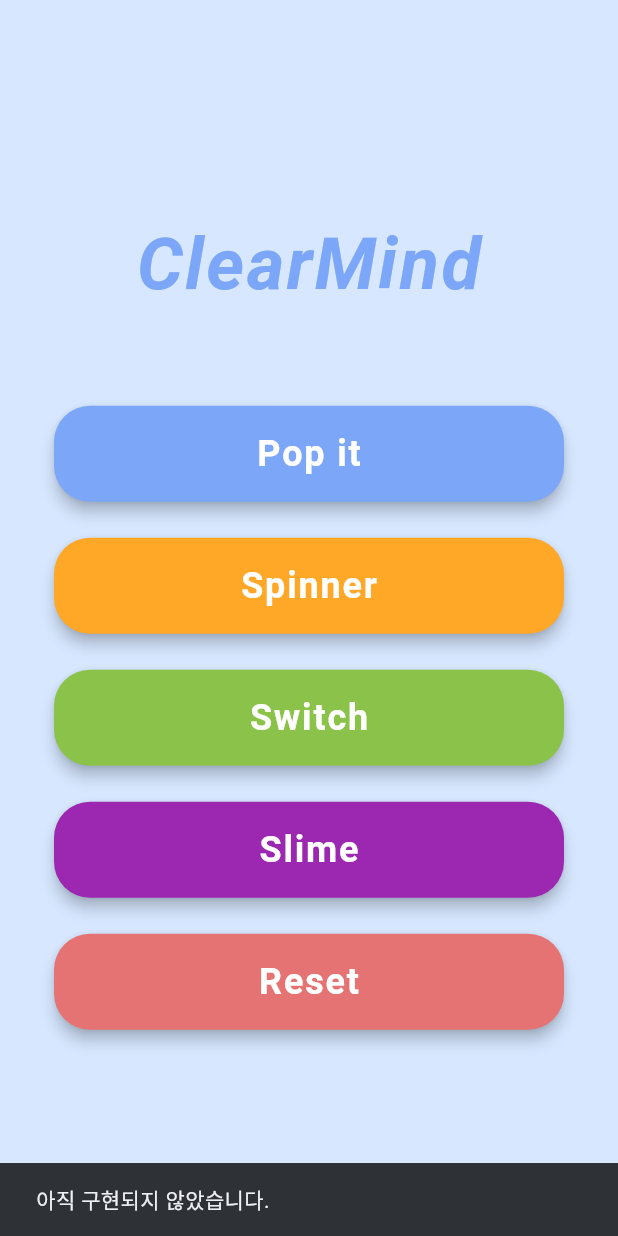
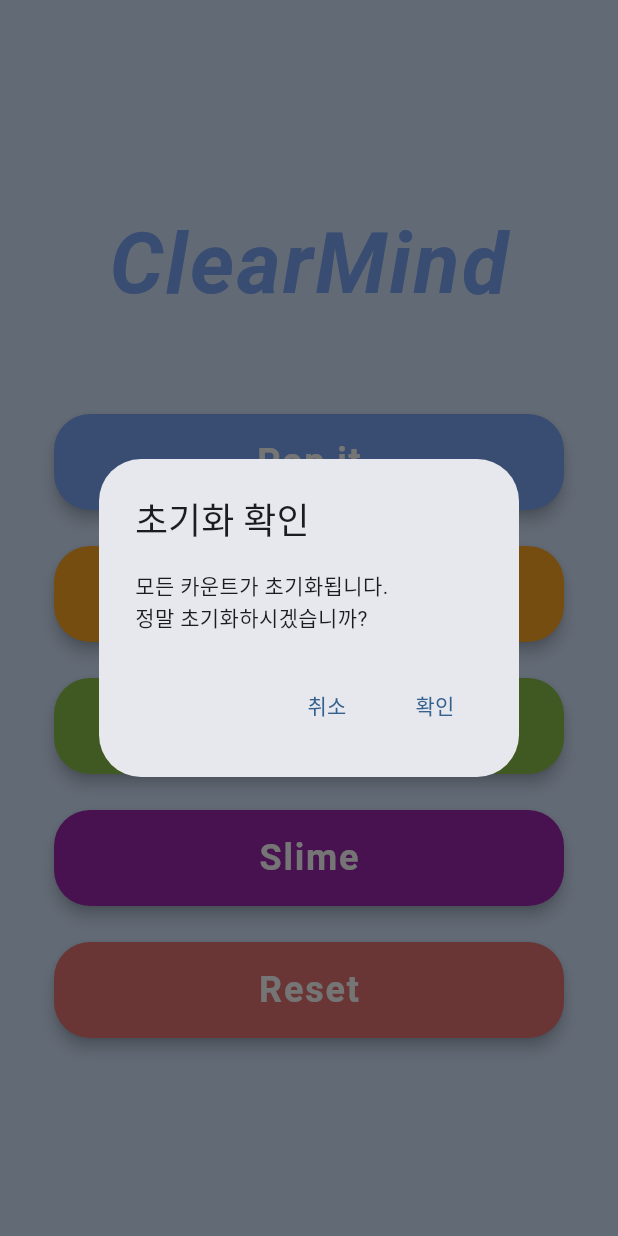
Before and after one commit to smg-927/ClearMind_mobileprogramming_finaltask, a Flutter app: the screen it shows after launch, after a tap on "Reset", on a phone screen of 412 x 824 dp. Run offline on Flutter 3.47's test engine with Material 3 defaults, Android fonts, the phone set to English and light mode, and no system bars; our stand-ins replace audioplayers, shared_preferences; Roboto replaces fonts that are missing (IM_Hyemin).

Commit message:
막바지 수정

```diff
--- a/clearmind/lib/main.dart
+++ b/clearmind/lib/main.dart
@@ -1,8 +1,10 @@
 import 'package:flutter/material.dart';
+import 'package:shared_preferences/shared_preferences.dart';
 import 'screens/pop_it_screen.dart';
 import 'screens/spinner_screen.dart';
 import 'screens/switch_screen.dart';
 import 'screens/slime_screen.dart';
+import 'screens/settings_screen.dart';
 
 void main() {
   runApp(const ClearMindApp());
@@ -14,13 +16,15 @@ class ClearMindApp extends StatelessWidget {
   @override
   Widget build(BuildContext context) {
     return MaterialApp(
-      title: 'ClearMind',
+      title: 'Clend',
+      debugShowCheckedModeBanner: false,
       theme: ThemeData(
         colorScheme: ColorScheme.fromSeed(
           seedColor: Colors.blue,
           brightness: Brightness.light,
         ),
         useMaterial3: true,
+        fontFamily: 'IM_Hyemin',
       ),
       darkTheme: ThemeData(
         colorScheme: ColorScheme.fromSeed(
@@ -28,14 +32,51 @@ class ClearMindApp extends StatelessWidget {
           brightness: Brightness.dark,
         ),
         useMaterial3: true,
+        fontFamily: 'IM_Hyemin',
       ),
-      home: const HomePage(),
+      home: const MainHomePage(),
     );
   }
 }
 
-class HomePage extends StatelessWidget {
-  const HomePage({super.key});
+class MainHomePage extends StatelessWidget {
+  const MainHomePage({super.key});
+
+  Future<void> _resetAllCounts(BuildContext context) async {
+    final confirmed = await showDialog<bool>(
+      context: context,
+      builder:
+          (context) => AlertDialog(
+            title: const Text('초기화 확인'),
+            content: const Text('모든 카운트가 초기화됩니다.\n정말 초기화하시겠습니까?'),
+            actions: [
+              TextButton(
+                onPressed: () => Navigator.pop(context, false),
+                child: const Text('취소'),
+              ),
+              TextButton(
+                onPressed: () => Navigator.pop(context, true),
+                child: const Text('확인'),
+              ),
+            ],
+          ),
+    );
+    if (confirmed == true) {
+      final prefs = await SharedPreferences.getInstance();
+      await prefs.remove('popit_count');
+      await prefs.remove('spinner_count');
+      await prefs.remove('switch_count');
+      await prefs.remove('slime_count');
+      if (context.mounted) {
+        ScaffoldMessenger.of(context).showSnackBar(
+          const SnackBar(
+            content: Text('모든 카운트가 초기화되었습니다.'),
+            duration: Duration(seconds: 2),
+          ),
+        );
+      }
+    }
+  }
 
   @override
   Widget build(BuildContext context) {
@@ -49,9 +90,9 @@ class HomePage extends StatelessWidget {
               const SizedBox(height: 48),
               Text(
                 'ClearMind',
-                style: TextStyle(
+                style: const TextStyle(
                   color: Color(0xFF7CA6F7),
-                  fontSize: 48,
+                  fontSize: 56,
                   fontFamily: 'IM_Hyemin',
                   fontWeight: FontWeight.bold,
                   letterSpacing: 1.5,
@@ -59,8 +100,7 @@ class HomePage extends StatelessWidget {
                 ),
               ),
               const SizedBox(height: 48),
-              _mainButton(
-                context,
+              _AnimatedMainButton(
                 label: 'Pop it',
                 color: const Color(0xFF7CA6F7),
                 onTap:
@@ -71,8 +111,7 @@ class HomePage extends StatelessWidget {
                       ),
                     ),
               ),
-              _mainButton(
-                context,
+              _AnimatedMainButton(
                 label: 'Spinner',
                 color: const Color(0xFFFFA726),
                 onTap:
@@ -83,8 +122,7 @@ class HomePage extends StatelessWidget {
                       ),
                     ),
               ),
-              _mainButton(
-                context,
+              _AnimatedMainButton(
                 label: 'Switch',
                 color: const Color(0xFF8BC34A),
                 onTap:
@@ -95,8 +133,7 @@ class HomePage extends StatelessWidget {
                       ),
                     ),
               ),
-              _mainButton(
-                context,
+              _AnimatedMainButton(
                 label: 'Slime',
                 color: const Color(0xFF9C27B0),
                 onTap:
@@ -107,15 +144,10 @@ class HomePage extends StatelessWidget {
                       ),
                     ),
               ),
-              _mainButton(
-                context,
+              _AnimatedMainButton(
                 label: 'Reset',
                 color: const Color(0xFFE57373),
-                onTap: () {
-                  ScaffoldMessenger.of(context).showSnackBar(
-                    const SnackBar(content: Text('아직 구현되지 않았습니다.')),
-                  );
-                },
+                onTap: () => _resetAllCounts(context),
               ),
               const SizedBox(height: 32),
             ],
@@ -124,33 +156,80 @@ class HomePage extends StatelessWidget {
       ),
     );
   }
+}
 
-  Widget _mainButton(
-    BuildContext context, {
-    required String label,
-    required Color color,
-    required VoidCallback onTap,
-  }) {
+class _AnimatedMainButton extends StatefulWidget {
+  final String label;
+  final Color color;
+  final VoidCallback onTap;
+  const _AnimatedMainButton({
+    required this.label,
+    required this.color,
+    required this.onTap,
+  });
+
+  @override
+  State<_AnimatedMainButton> createState() => _AnimatedMainButtonState();
+}
+
+class _AnimatedMainButtonState extends State<_AnimatedMainButton>
+    with SingleTickerProviderStateMixin {
+  late AnimationController _controller;
+  late Animation<double> _scaleAnim;
+
+  @override
+  void initState() {
+    super.initState();
+    _controller = AnimationController(
+      vsync: this,
+      duration: const Duration(milliseconds: 120),
+      lowerBound: 0.0,
+      upperBound: 1.0,
+    );
+    _scaleAnim = Tween<double>(
+      begin: 1.0,
+      end: 1.08,
+    ).animate(CurvedAnimation(parent: _controller, curve: Curves.easeOut));
+  }
+
+  void _onTap() async {
+    await _controller.forward();
+    await _controller.reverse();
+    widget.onTap();
+  }
+
+  @override
+  void dispose() {
+    _controller.dispose();
+    super.dispose();
+  }
+
+  @override
+  Widget build(BuildContext context) {
     return Padding(
       padding: const EdgeInsets.symmetric(vertical: 12.0, horizontal: 24),
       child: SizedBox(
         width: 340,
         height: 64,
+        child: ScaleTransition(
+          scale: _scaleAnim,
           child: Material(
-          color: color,
+            color: widget.color,
             borderRadius: BorderRadius.circular(24),
             elevation: 4,
             child: InkWell(
               borderRadius: BorderRadius.circular(24),
-            onTap: onTap,
+              onTap: _onTap,
               child: Center(
                 child: Text(
-                label,
+                  widget.label,
                   style: const TextStyle(
                     color: Colors.white,
                     fontSize: 24,
                     fontWeight: FontWeight.bold,
                     letterSpacing: 1.2,
+                    fontFamily: 'IM_Hyemin',
+                  ),
                 ),
               ),
             ),
```
Also changed, not shown: clearmind/lib/home_screen.dart (deleted, +0 -170 lines), clearmind/lib/screens/pop_it_screen.dart (+15 -0 lines), clearmind/lib/screens/settings_screen.dart (+36 -1 lines), clearmind/lib/screens/slime_screen.dart (+18 -0 lines), clearmind/lib/screens/spinner_screen.dart (+15 -0 lines), clearmind/lib/screens/switch_screen.dart (+30 -4 lines), clearmind/lib/services/sound_service.dart (+56 -0 lines), 7 other files. Lines whose indentation alone changed are shown as unchanged.
